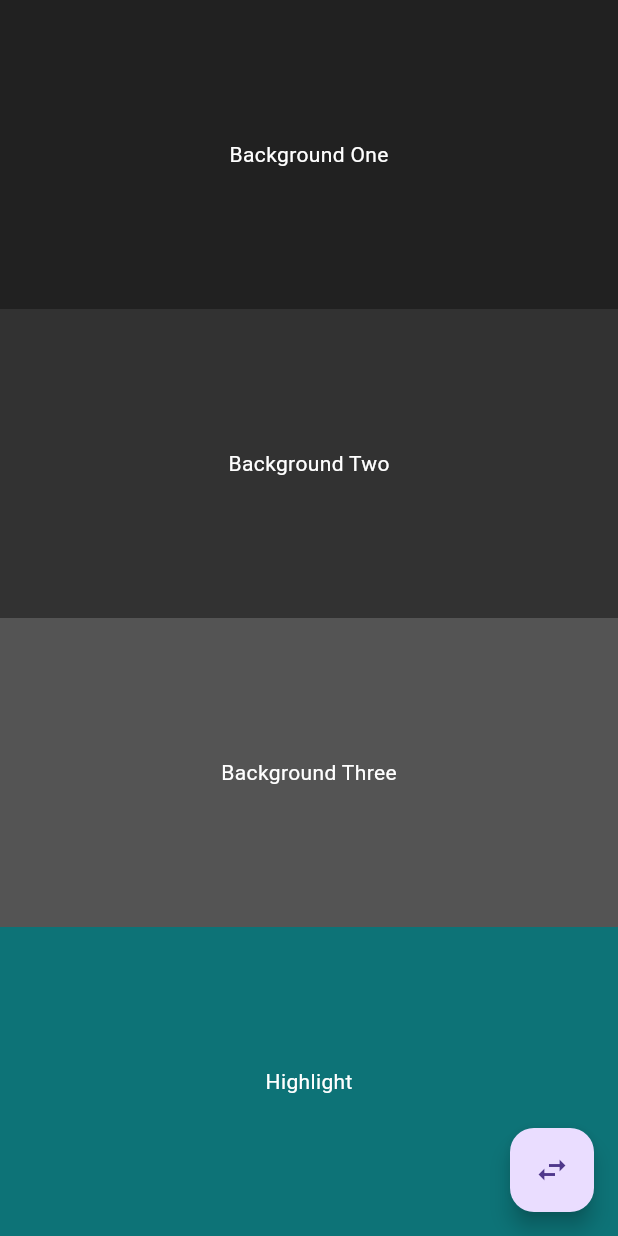
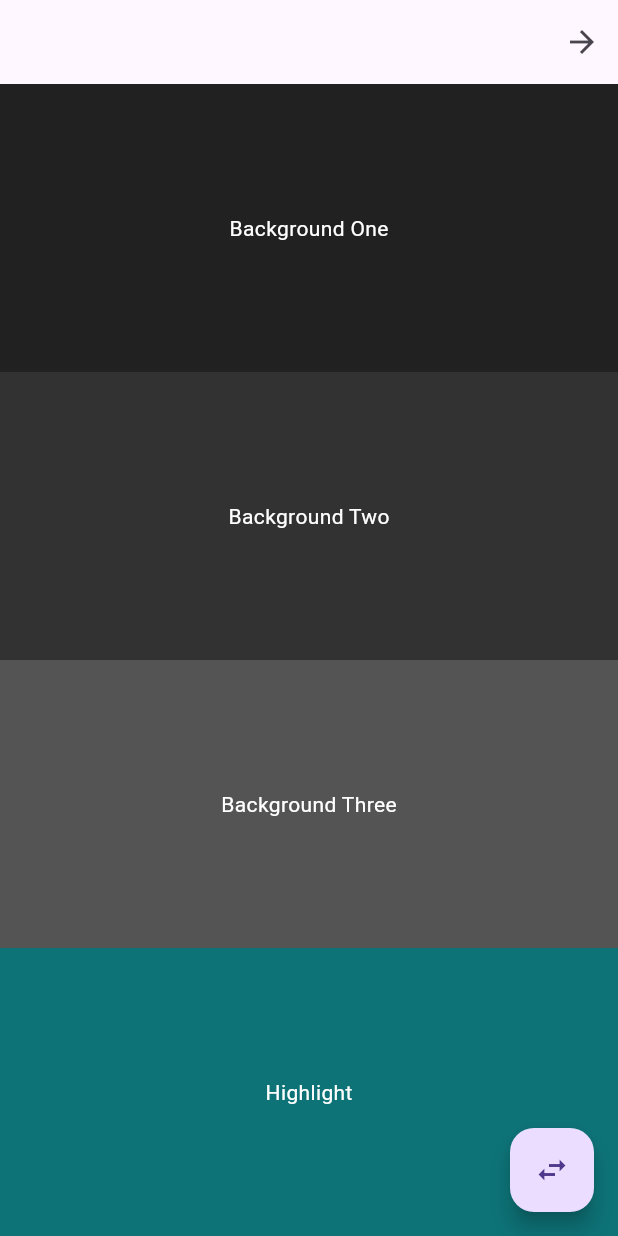
Before and after one commit to JonasPfeifer05/hard_work, a Flutter app: the screen it shows once a user with an empty profile is signed in, on a phone screen of 412 x 824 dp. Run offline on Flutter 3.47's test engine with Material 3 defaults, Android fonts, the phone set to English and light mode, and no system bars; our stand-ins replace firebase_auth, firebase_core, modal_progress_hud_nsn; accounts and stored records are empty.

Commit message:
added move button

```diff
--- a/lib/pages/theme_test.dart
+++ b/lib/pages/theme_test.dart
@@ -9,6 +9,15 @@ class ThemeTest extends StatelessWidget {
   @override
   Widget build(BuildContext context) {
     return Scaffold(
+      appBar: AppBar(
+        actions: [
+          IconButton(
+              onPressed: () {
+                Navigator.pushNamed(context, "/edit-workout");
+              },
+              icon: const Icon(Icons.arrow_forward))
+        ],
+      ),
       floatingActionButton: FloatingActionButton(
         onPressed: () {
           context.read<ThemeModel>().switchTheme();
```
